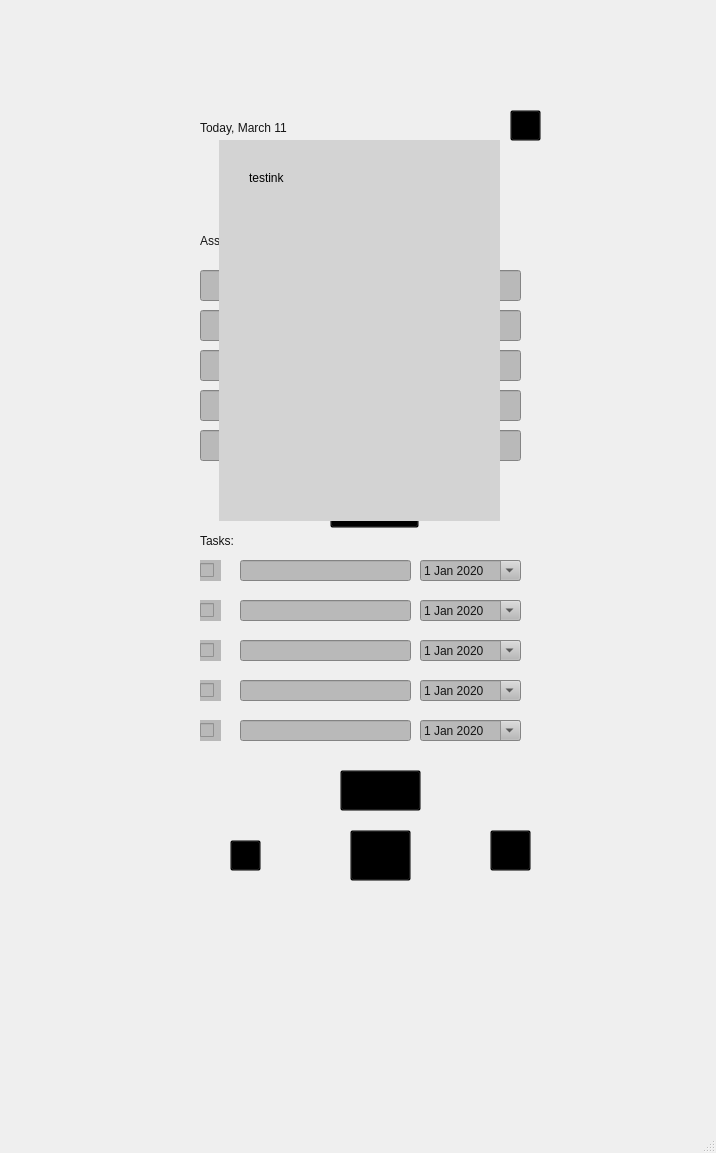
The window that mainwindow.ui (blakefuller/TaskPlanner) describes before a commit, drawn with Qt 5.
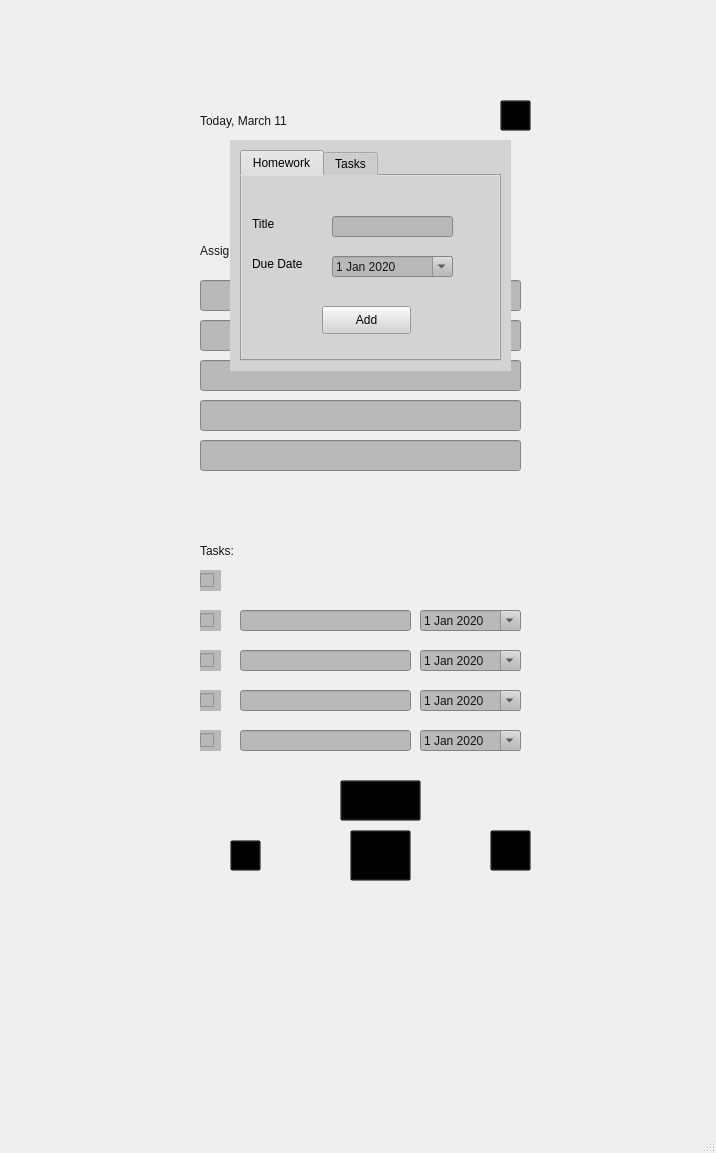
The same window after the commit. Icons and pictures are not drawn.

Patch:
```diff
--- a/mainwindow.ui
+++ b/mainwindow.ui
@@ -18,9 +18,9 @@
     <property name="geometry">
      <rect>
       <x>180</x>
-      <y>50</y>
+      <y>190</y>
       <width>381</width>
-      <height>771</height>
+      <height>631</height>
      </rect>
     </property>
     <property name="styleSheet">
@@ -30,45 +30,11 @@
      <number>0</number>
     </property>
     <widget class="QWidget" name="dashPage">
-     <widget class="QLabel" name="dateLabel">
-      <property name="geometry">
-       <rect>
-        <x>20</x>
-        <y>57</y>
-        <width>181</width>
-        <height>41</height>
-       </rect>
-      </property>
-      <property name="styleSheet">
-       <string notr="true">color: rgb(21, 21, 21);
-font: 12pt &quot;MS Shell Dlg 2&quot;;</string>
-      </property>
-      <property name="text">
-       <string>Today, March 11</string>
-      </property>
-     </widget>
-     <widget class="QPushButton" name="addButton">
-      <property name="geometry">
-       <rect>
-        <x>330</x>
-        <y>60</y>
-        <width>31</width>
-        <height>31</height>
-       </rect>
-      </property>
-      <property name="styleSheet">
-       <string notr="true">border-image: url(:/Images/Images/add.png);
-background-color:transparent;</string>
-      </property>
-      <property name="text">
-       <string/>
-      </property>
-     </widget>
      <widget class="QLabel" name="assignmentLabel">
       <property name="geometry">
        <rect>
         <x>20</x>
-        <y>170</y>
+        <y>40</y>
         <width>101</width>
         <height>41</height>
        </rect>
@@ -84,7 +50,7 @@
       <property name="geometry">
        <rect>
         <x>20</x>
-        <y>480</y>
+        <y>350</y>
         <width>51</width>
         <height>21</height>
        </rect>
@@ -100,7 +66,7 @@
       <property name="geometry">
        <rect>
         <x>20</x>
-        <y>220</y>
+        <y>90</y>
         <width>321</width>
         <height>31</height>
        </rect>
@@ -113,7 +79,7 @@
       <property name="geometry">
        <rect>
         <x>20</x>
-        <y>260</y>
+        <y>130</y>
         <width>321</width>
         <height>31</height>
        </rect>
@@ -126,7 +92,7 @@
       <property name="geometry">
        <rect>
         <x>20</x>
-        <y>340</y>
+        <y>210</y>
         <width>321</width>
         <height>31</height>
        </rect>
@@ -139,7 +105,7 @@
       <property name="geometry">
        <rect>
         <x>20</x>
-        <y>380</y>
+        <y>250</y>
         <width>321</width>
         <height>31</height>
        </rect>
@@ -148,24 +114,11 @@
        <string notr="true">background-color: rgb(185, 185, 185);</string>
       </property>
      </widget>
-     <widget class="QLineEdit" name="taskLine1">
-      <property name="geometry">
-       <rect>
-        <x>60</x>
-        <y>510</y>
-        <width>171</width>
-        <height>21</height>
-       </rect>
-      </property>
-      <property name="styleSheet">
-       <string notr="true">background-color: rgb(185, 185, 185);</string>
-      </property>
-     </widget>
      <widget class="QLineEdit" name="taskLine4">
       <property name="geometry">
        <rect>
         <x>60</x>
-        <y>630</y>
+        <y>500</y>
         <width>171</width>
         <height>21</height>
        </rect>
@@ -178,7 +131,7 @@
       <property name="geometry">
        <rect>
         <x>60</x>
-        <y>550</y>
+        <y>420</y>
         <width>171</width>
         <height>21</height>
        </rect>
@@ -191,7 +144,7 @@
       <property name="geometry">
        <rect>
         <x>60</x>
-        <y>590</y>
+        <y>460</y>
         <width>171</width>
         <height>21</height>
        </rect>
@@ -204,7 +157,7 @@
       <property name="geometry">
        <rect>
         <x>60</x>
-        <y>670</y>
+        <y>540</y>
         <width>171</width>
         <height>21</height>
        </rect>
@@ -217,7 +170,7 @@
       <property name="geometry">
        <rect>
         <x>20</x>
-        <y>510</y>
+        <y>380</y>
         <width>21</width>
         <height>21</height>
        </rect>
@@ -234,7 +187,7 @@
       <property name="geometry">
        <rect>
         <x>20</x>
-        <y>590</y>
+        <y>460</y>
         <width>21</width>
         <height>21</height>
        </rect>
@@ -251,7 +204,7 @@
       <property name="geometry">
        <rect>
         <x>20</x>
-        <y>630</y>
+        <y>500</y>
         <width>21</width>
         <height>21</height>
        </rect>
@@ -268,7 +221,7 @@
       <property name="geometry">
        <rect>
         <x>20</x>
-        <y>670</y>
+        <y>540</y>
         <width>21</width>
         <height>21</height>
        </rect>
@@ -285,7 +238,7 @@
       <property name="geometry">
        <rect>
         <x>20</x>
-        <y>550</y>
+        <y>420</y>
         <width>21</width>
         <height>21</height>
        </rect>
@@ -303,7 +256,7 @@
       <property name="geometry">
        <rect>
         <x>160</x>
-        <y>720</y>
+        <y>590</y>
         <width>81</width>
         <height>41</height>
        </rect>
@@ -312,35 +265,11 @@
        <string>Submit</string>
       </property>
      </widget>
-     <widget class="QDateEdit" name="taskDate1">
-      <property name="geometry">
-       <rect>
-        <x>240</x>
-        <y>510</y>
-        <width>101</width>
-        <height>21</height>
-       </rect>
-      </property>
-      <property name="styleSheet">
-       <string notr="true">background-color: rgb(185, 185, 185);
-color: rgb(21, 21, 21);</string>
-      </property>
-      <property name="calendarPopup">
-       <bool>true</bool>
-      </property>
-      <property name="date">
-       <date>
-        <year>2020</year>
-        <month>1</month>
-        <day>1</day>
-       </date>
-      </property>
-     </widget>
      <widget class="QDateEdit" name="taskDate2">
       <property name="geometry">
        <rect>
         <x>240</x>
-        <y>550</y>
+        <y>420</y>
         <width>101</width>
         <height>21</height>
        </rect>
@@ -364,7 +293,7 @@
       <property name="geometry">
        <rect>
         <x>240</x>
-        <y>590</y>
+        <y>460</y>
         <width>101</width>
         <height>21</height>
        </rect>
@@ -388,7 +317,7 @@
       <property name="geometry">
        <rect>
         <x>240</x>
-        <y>630</y>
+        <y>500</y>
         <width>101</width>
         <height>21</height>
        </rect>
@@ -412,7 +341,7 @@
       <property name="geometry">
        <rect>
         <x>240</x>
-        <y>670</y>
+        <y>540</y>
         <width>101</width>
         <height>21</height>
        </rect>
@@ -436,7 +365,7 @@
       <property name="geometry">
        <rect>
         <x>20</x>
-        <y>300</y>
+        <y>170</y>
         <width>321</width>
         <height>31</height>
        </rect>
@@ -445,107 +374,9 @@
        <string notr="true">background-color: rgb(185, 185, 185);</string>
       </property>
      </widget>
-     <widget class="QPushButton" name="TEST">
-      <property name="geometry">
-       <rect>
-        <x>150</x>
-        <y>450</y>
-        <width>89</width>
-        <height>28</height>
-       </rect>
-      </property>
-      <property name="text">
-       <string>TESTJJ</string>
-      </property>
-     </widget>
-     <widget class="QWidget" name="addWidget" native="true">
-      <property name="enabled">
-       <bool>true</bool>
-      </property>
-      <property name="geometry">
-       <rect>
-        <x>39</x>
-        <y>90</y>
-        <width>281</width>
-        <height>381</height>
-       </rect>
-      </property>
-      <property name="autoFillBackground">
-       <bool>true</bool>
-      </property>
-      <property name="styleSheet">
-       <string notr="true">background-color:lightgray;</string>
-      </property>
-      <widget class="QLabel" name="label_2">
-       <property name="geometry">
-        <rect>
-         <x>30</x>
-         <y>30</y>
-         <width>58</width>
-         <height>16</height>
-        </rect>
-       </property>
-       <property name="text">
-        <string>testink</string>
-       </property>
-      </widget>
-     </widget>
     </widget>
-    <widget class="QWidget" name="hwPage">
-     <widget class="QLabel" name="dateLabel2">
-      <property name="geometry">
-       <rect>
-        <x>20</x>
-        <y>20</y>
-        <width>101</width>
-        <height>31</height>
-       </rect>
-      </property>
-      <property name="text">
-       <string>dateLabel2</string>
-      </property>
-     </widget>
-     <widget class="QPushButton" name="addButton2">
-      <property name="geometry">
-       <rect>
-        <x>290</x>
-        <y>20</y>
-        <width>80</width>
-        <height>22</height>
-       </rect>
-      </property>
-      <property name="text">
-       <string>addButton2</string>
-      </property>
-     </widget>
-    </widget>
+    <widget class="QWidget" name="hwPage"/>
     <widget class="QWidget" name="taskPage">
-     <widget class="QLabel" name="dateLabel3">
-      <property name="geometry">
-       <rect>
-        <x>20</x>
-        <y>20</y>
-        <width>61</width>
-        <height>31</height>
-       </rect>
-      </property>
-      <property name="text">
-       <string>dateLabel3</string>
-      </property>
-     </widget>
-     <widget class="QPushButton" name="addButton3">
-      <property name="geometry">
-       <rect>
-        <x>290</x>
-        <y>20</y>
-        <width>80</width>
-        <height>22</height>
-       </rect>
-      </property>
-      <property name="text">
-       <string>addButton3</string>
-      </property>
-     </widget>
      <widget class="QGroupBox" name="groupBox">
       <property name="geometry">
        <rect>
@@ -709,11 +540,255 @@
      <string/>
     </property>
    </widget>
+   <widget class="QLabel" name="dateLabel">
+    <property name="geometry">
+     <rect>
+      <x>200</x>
+      <y>100</y>
+      <width>181</width>
+      <height>41</height>
+     </rect>
+    </property>
+    <property name="styleSheet">
+     <string notr="true">color: rgb(21, 21, 21);
+font: 12pt &quot;MS Shell Dlg 2&quot;;</string>
+    </property>
+    <property name="text">
+     <string>Today, March 11</string>
+    </property>
+   </widget>
+   <widget class="QPushButton" name="addButton">
+    <property name="geometry">
+     <rect>
+      <x>500</x>
+      <y>100</y>
+      <width>31</width>
+      <height>31</height>
+     </rect>
+    </property>
+    <property name="styleSheet">
+     <string notr="true">border-image: url(:/Images/Images/add.png);
+background-color:transparent;</string>
+    </property>
+    <property name="text">
+     <string/>
+    </property>
+   </widget>
+   <widget class="QWidget" name="addWidget" native="true">
+    <property name="enabled">
+     <bool>true</bool>
+    </property>
+    <property name="geometry">
+     <rect>
+      <x>230</x>
+      <y>140</y>
+      <width>281</width>
+      <height>231</height>
+     </rect>
+    </property>
+    <property name="autoFillBackground">
+     <bool>false</bool>
+    </property>
+    <property name="styleSheet">
+     <string notr="true">background-color:lightgray;</string>
+    </property>
+    <widget class="QLabel" name="label_2">
+     <property name="geometry">
+      <rect>
+       <x>30</x>
+       <y>30</y>
+       <width>58</width>
+       <height>16</height>
+      </rect>
+     </property>
+     <property name="text">
+      <string>testink</string>
+     </property>
+    </widget>
+    <widget class="QTabWidget" name="tabWidget">
+     <property name="geometry">
+      <rect>
+       <x>10</x>
+       <y>10</y>
+       <width>261</width>
+       <height>211</height>
+      </rect>
+     </property>
+     <property name="currentIndex">
+      <number>0</number>
+     </property>
+     <widget class="QWidget" name="homeworkTab">
+      <attribute name="title">
+       <string>Homework</string>
+      </attribute>
+      <widget class="QLineEdit" name="homeworkTitle">
+       <property name="geometry">
+        <rect>
+         <x>90</x>
+         <y>40</y>
+         <width>121</width>
+         <height>21</height>
+        </rect>
+       </property>
+       <property name="styleSheet">
+        <string notr="true">background-color: rgb(185, 185, 185);</string>
+       </property>
+      </widget>
+      <widget class="QDateEdit" name="homeworkDate">
+       <property name="geometry">
+        <rect>
+         <x>90</x>
+         <y>80</y>
+         <width>121</width>
+         <height>21</height>
+        </rect>
+       </property>
+       <property name="styleSheet">
+        <string notr="true">background-color: rgb(185, 185, 185);
+color: rgb(21, 21, 21);</string>
+       </property>
+       <property name="calendarPopup">
+        <bool>true</bool>
+       </property>
+       <property name="date">
+        <date>
+         <year>2020</year>
+         <month>1</month>
+         <day>1</day>
+        </date>
+       </property>
+      </widget>
+      <widget class="QPushButton" name="homeworkAdd">
+       <property name="geometry">
+        <rect>
+         <x>80</x>
+         <y>130</y>
+         <width>89</width>
+         <height>28</height>
+        </rect>
+       </property>
+       <property name="text">
+        <string>Add</string>
+       </property>
+      </widget>
+      <widget class="QLabel" name="label_5">
+       <property name="geometry">
+        <rect>
+         <x>10</x>
+         <y>40</y>
+         <width>58</width>
+         <height>16</height>
+        </rect>
+       </property>
+       <property name="text">
+        <string>Title</string>
+       </property>
+      </widget>
+      <widget class="QLabel" name="label_6">
+       <property name="geometry">
+        <rect>
+         <x>10</x>
+         <y>80</y>
+         <width>58</width>
+         <height>16</height>
+        </rect>
+       </property>
+       <property name="text">
+        <string>Due Date</string>
+       </property>
+      </widget>
+     </widget>
+     <widget class="QWidget" name="taskTab">
+      <attribute name="title">
+       <string>Tasks</string>
+      </attribute>
+      <widget class="QLineEdit" name="taskTitle">
+       <property name="geometry">
+        <rect>
+         <x>90</x>
+         <y>40</y>
+         <width>121</width>
+         <height>21</height>
+        </rect>
+       </property>
+       <property name="styleSheet">
+        <string notr="true">background-color: rgb(185, 185, 185);</string>
+       </property>
+      </widget>
+      <widget class="QPushButton" name="taskAdd">
+       <property name="geometry">
+        <rect>
+         <x>80</x>
+         <y>130</y>
+         <width>89</width>
+         <height>28</height>
+        </rect>
+       </property>
+       <property name="text">
+        <string>Add</string>
+       </property>
+      </widget>
+      <widget class="QDateEdit" name="taskDate">
+       <property name="geometry">
+        <rect>
+         <x>90</x>
+         <y>80</y>
+         <width>121</width>
+         <height>21</height>
+        </rect>
+       </property>
+       <property name="styleSheet">
+        <string notr="true">background-color: rgb(185, 185, 185);
+color: rgb(21, 21, 21);</string>
+       </property>
+       <property name="calendarPopup">
+        <bool>true</bool>
+       </property>
+       <property name="date">
+        <date>
+         <year>2020</year>
+         <month>1</month>
+         <day>1</day>
+        </date>
+       </property>
+      </widget>
+      <widget class="QLabel" name="label_3">
+       <property name="geometry">
+        <rect>
+         <x>10</x>
+         <y>40</y>
+         <width>58</width>
+         <height>16</height>
+        </rect>
+       </property>
+       <property name="text">
+        <string>Title</string>
+       </property>
+      </widget>
+      <widget class="QLabel" name="label_4">
+       <property name="geometry">
+        <rect>
+         <x>10</x>
+         <y>80</y>
+         <width>58</width>
+         <height>16</height>
+        </rect>
+       </property>
+       <property name="text">
+        <string>Due Date</string>
+       </property>
+      </widget>
+     </widget>
+    </widget>
+   </widget>
    <zorder>label</zorder>
    <zorder>stackedWidget</zorder>
    <zorder>taskIcon</zorder>
    <zorder>dashIcon</zorder>
    <zorder>hwIcon</zorder>
+   <zorder>dateLabel</zorder>
+   <zorder>addButton</zorder>
+   <zorder>addWidget</zorder>
   </widget>
   <widget class="QMenuBar" name="menubar">
    <property name="geometry">
```
